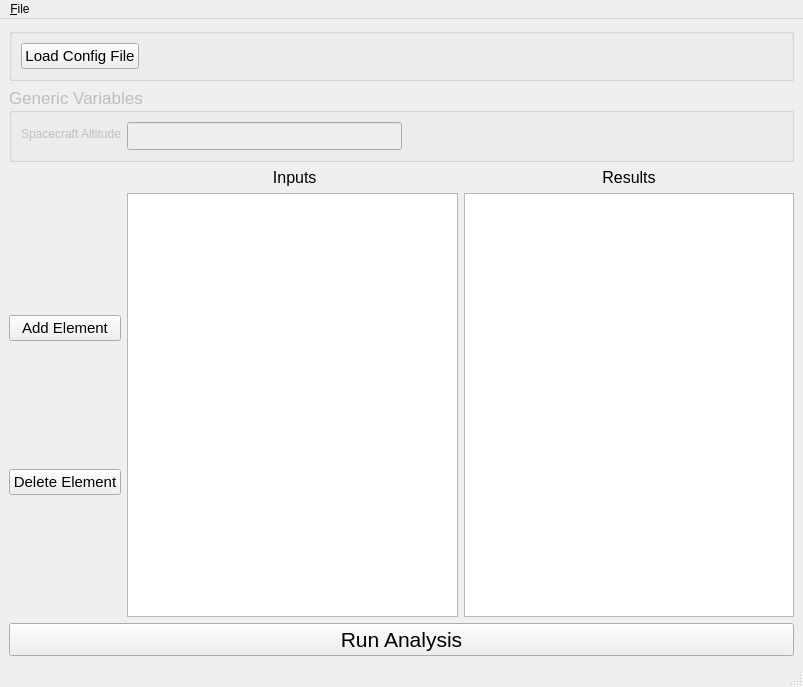
Qt form project/app/ui/main_window.ui (LMaiorano/Link-Budget-Toolbox) before a commit.
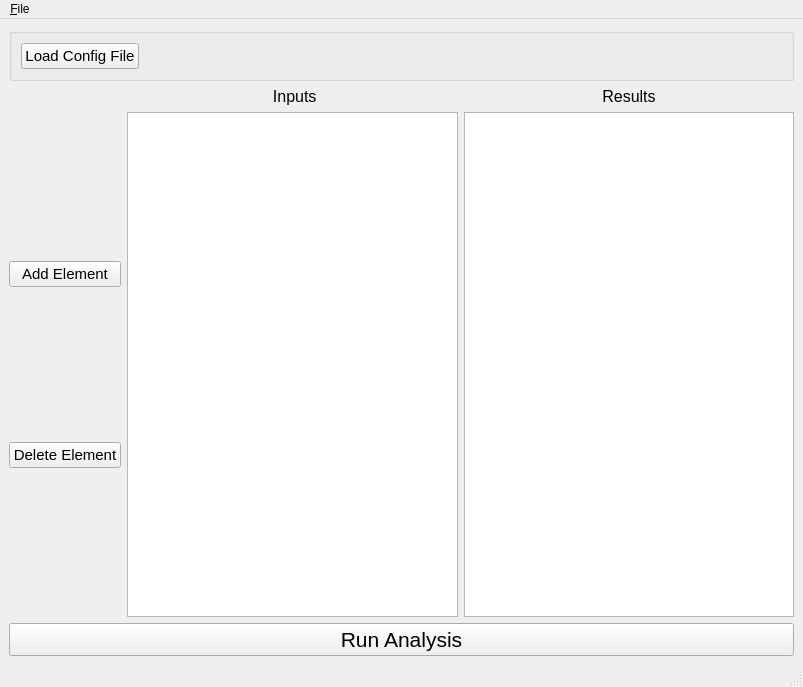
The same form after that commit.

Commit message: removed global vars

```diff
--- a/project/app/ui/main_window.ui
+++ b/project/app/ui/main_window.ui
@@ -49,55 +49,6 @@
       </layout>
      </widget>
     </item>
-    <item>
-     <widget class="QGroupBox" name="globalVarsBox">
-      <property name="enabled">
-       <bool>false</bool>
-      </property>
-      <property name="font">
-       <font>
-        <pointsize>13</pointsize>
-       </font>
-      </property>
-      <property name="title">
-       <string>Generic Variables</string>
-      </property>
-      <layout class="QHBoxLayout" name="horizontalLayout_2">
-       <item>
-        <layout class="QFormLayout" name="formLayout_3">
-         <item row="0" column="0">
-          <widget class="QLabel" name="label">
-           <property name="font">
-            <font>
-             <pointsize>9</pointsize>
-            </font>
-           </property>
-           <property name="text">
-            <string>Spacecraft Altitude</string>
-           </property>
-          </widget>
-         </item>
-         <item row="0" column="1">
-          <widget class="QLineEdit" name="lineEdit"/>
-         </item>
-        </layout>
-       </item>
-       <item>
-        <spacer name="horizontalSpacer">
-         <property name="orientation">
-          <enum>Qt::Horizontal</enum>
-         </property>
-         <property name="sizeHint" stdset="0">
-          <size>
-           <width>40</width>
-           <height>20</height>
-          </size>
-         </property>
-        </spacer>
-       </item>
-      </layout>
-     </widget>
-    </item>
     <item>
      <layout class="QGridLayout" name="gridLayout">
       <item row="0" column="1">
```
